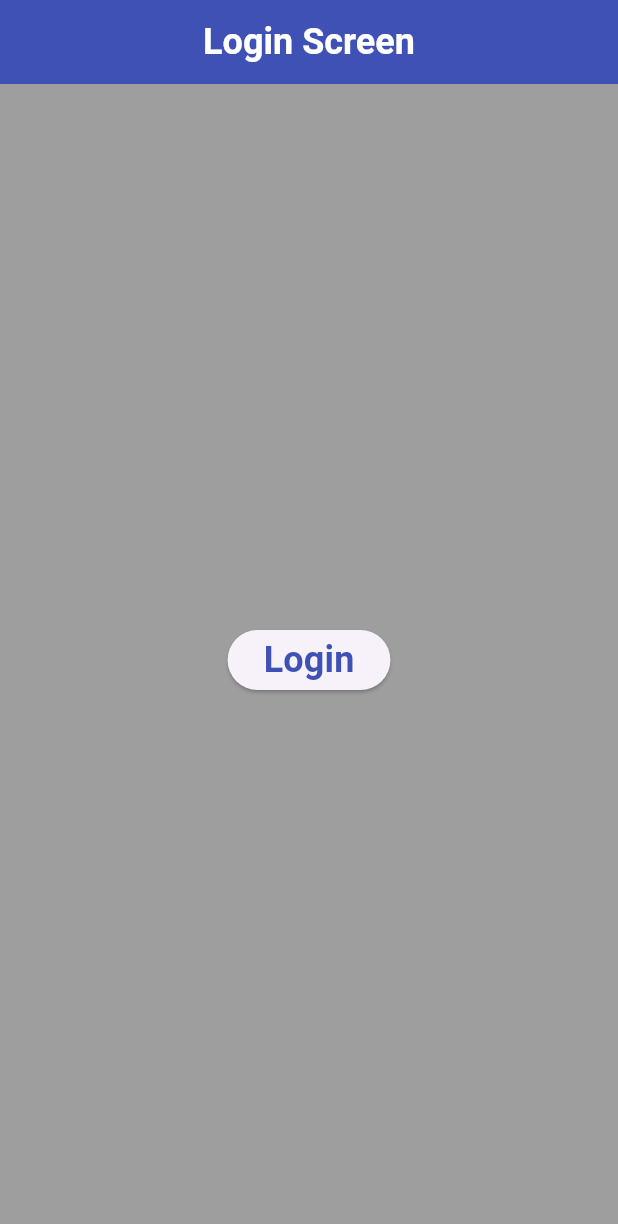
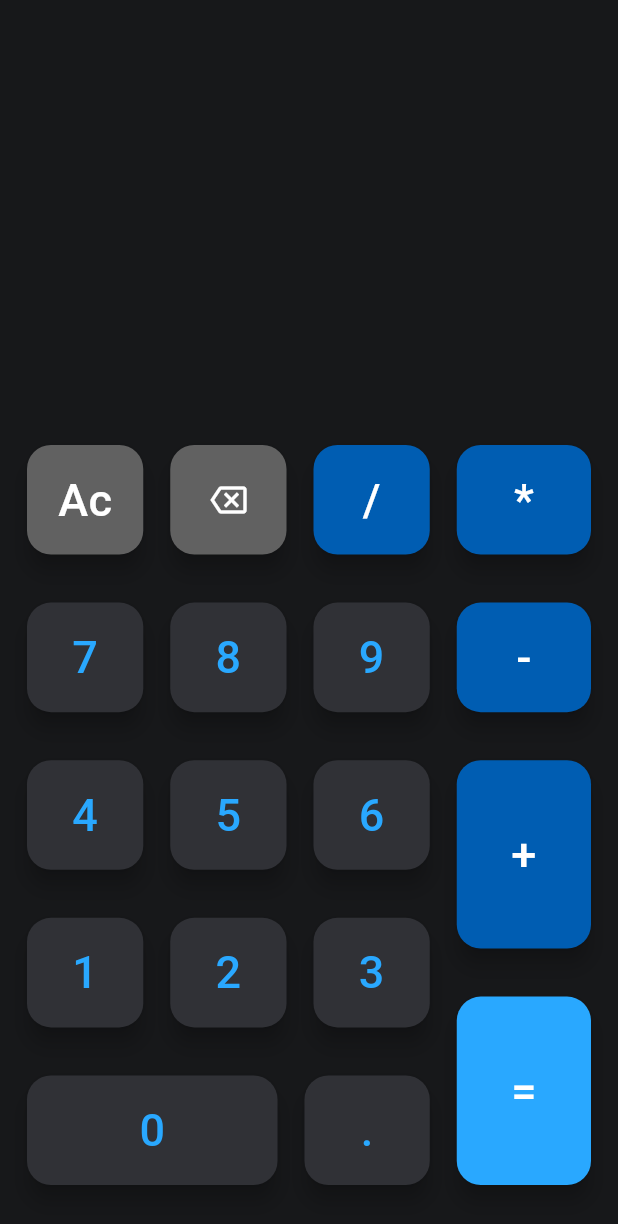
Before and after one commit to yousef-ELHMISI/Route-Tasks, a Flutter app: the screen it shows after launch, on a phone screen of 412 x 824 dp. Shown: the top 1224 px of the screen. Run offline on Flutter 3.47's test engine with Material 3 defaults, Android fonts, the phone set to English and light mode, and no system bars; our stand-ins replace flutter_svg.

Commit message:
Add Calculator and Counter screens and update main application entry point
- Implement `CalculatorScreen`, `CalculatorBottun`, and `CalculatorColors` in `lib/screens/Sessions tasks/session 3/calculator/` with arithmetic operation logic and custom button styling.
- Add `CounterScreen` widget in `lib/screens/Sessions tasks/session 3/` featuring simple increment state management.
- Add stub `SplashScreen` widget in `lib/screens/Task 2 Facebook Screen/`.
- Update `lib/main.dart` to set `CalculatorScreen` as the app home widget.

```diff
--- /dev/null
+++ b/lib/screens/Sessions tasks/session 3/calculator/calculator_bottun.dart
@@ -0,0 +1,48 @@
+import 'package:first_flutter_app/screens/Sessions%20tasks/session%203/calculator/calculator_colors.dart';
+import 'package:flutter/cupertino.dart';
+import 'package:flutter/material.dart';
+
+typedef OnButtonClick = void Function(String);
+class CalculatorBottun extends StatelessWidget {
+  int? flex;
+  Color? backgroundCloro;
+  Color? textColor;
+  String text;
+  bool isIcon;
+  Widget? item;
+  OnButtonClick onButtonClick ;
+
+  CalculatorBottun({this.flex , this.backgroundCloro,
+    this.textColor,required this.text, this.isIcon=false, this.item,
+    required this.onButtonClick
+  });
+
+  @override
+  Widget build(BuildContext context) {
+    return Expanded(
+      flex: flex ?? 1,
+      child: Padding(
+        padding: const EdgeInsets.symmetric(
+          vertical: 16,
+        ),
+        child: FloatingActionButton(
+          backgroundColor: backgroundCloro ?? CalculatorColors.darkGreyColor,
+            shape: RoundedRectangleBorder(
+              borderRadius: BorderRadius.circular(16)
+            ),
+            onPressed: () {
+            //Todo: click => calling
+              onButtonClick(text);
+            },
+            child: isIcon ? item:
+            Text( text,
+          style: TextStyle(
+            fontWeight: FontWeight.w500,
+            fontSize: 30,
+            color: textColor ?? CalculatorColors.lightBlueColor
+          ),
+        )),
+      ),
+    );
+  }
+}
--- /dev/null
+++ b/lib/screens/Sessions tasks/session 3/calculator/calculator_colors.dart
@@ -0,0 +1,11 @@
+import 'package:flutter/material.dart';
+
+class CalculatorColors {
+  static const Color whiteColor = Color(0XFFFFFFFF);
+  static const Color blackColor = Color(0XFF17181A);
+  static const Color darkBlueColor = Color(0XFF005DB2);
+  static const Color lightBlueColor = Color(0XFF29A8FF);
+  static const Color darkGreyColor = Color(0XFF303136);
+  static const Color lightGreyColor = Color(0XFF616161);
+  static const Color transparentColor = Color(0X00000000);
+}
--- /dev/null
+++ b/lib/screens/Sessions tasks/session 3/calculator/calculator_screen.dart
@@ -0,0 +1,249 @@
+import 'package:first_flutter_app/screens/Sessions%20tasks/session%203/calculator/calculator_bottun.dart';
+import 'package:first_flutter_app/screens/Sessions%20tasks/session%203/calculator/calculator_colors.dart';
+import 'package:flutter/cupertino.dart';
+import 'package:flutter/material.dart';
+
+class CalculatorScreen extends StatefulWidget {
+  static const String routeName = 'calculator_screen';
+  CalculatorScreen({Key? Key}) : super(key: Key);
+
+  @override
+  State<CalculatorScreen> createState() => _CalculatorScreenState();
+}
+
+class _CalculatorScreenState extends State<CalculatorScreen> {
+  String resText = '' ;
+
+  @override
+  Widget build(BuildContext context) {
+    return Scaffold(
+      backgroundColor: CalculatorColors.blackColor,
+      body: SafeArea(
+        child: Padding(
+          padding: const EdgeInsets.all(18.0),
+          child: Column(
+            children: [
+              Expanded(
+                child: Container(
+                  alignment: Alignment.centerRight,
+                  child: Text(
+                    resText,
+                    style: TextStyle(
+                      fontSize: 30,
+                      fontWeight: FontWeight.w500,
+                      color: CalculatorColors.whiteColor,
+                    ),
+                  ),
+                ),
+              ),
+              Expanded(
+                flex: 2,
+                child: Row(
+                  spacing: 18,
+                  children: [
+                    Expanded(
+                      flex: 3,
+                      child: Column(
+                        children: [
+                          Expanded(
+                            child: Row(
+                              crossAxisAlignment: CrossAxisAlignment.stretch,
+                              spacing: 18,
+                              children: [
+                                CalculatorBottun(backgroundCloro: CalculatorColors.lightGreyColor,
+                                  textColor: CalculatorColors.whiteColor,
+                                  text: 'Ac',onButtonClick: onClear,),
+                                CalculatorBottun(backgroundCloro: CalculatorColors.lightGreyColor,
+                                  textColor: CalculatorColors.whiteColor,
+                                  text: '<',
+                                  isIcon: true,
+                                  onButtonClick: onBackSpace,
+                                  item: Icon(Icons.backspace_outlined,
+                                  color: CalculatorColors.whiteColor,
+                                  ),
+                                ),
+                                CalculatorBottun(
+                                    onButtonClick: onOperatorClick,
+                                    backgroundCloro: CalculatorColors.darkBlueColor,
+                                    text: '/',
+                                    textColor: CalculatorColors.whiteColor),
+                              ],
+                            ),
+                          ),
+                          Expanded(
+                            child: Row(
+                              crossAxisAlignment: CrossAxisAlignment.stretch,
+                              spacing: 18,
+                              children: [
+                                CalculatorBottun(
+                                  onButtonClick: onDigitClick,
+                                  text: '7',),
+                                CalculatorBottun( text: '8',
+                                  onButtonClick: onDigitClick,),
+                                CalculatorBottun(text: '9',
+                                  onButtonClick: onDigitClick,),
+                              ],
+                            ),
+                          ),
+                          Expanded(
+                            child: Row(
+                              crossAxisAlignment: CrossAxisAlignment.stretch,
+                              spacing: 18,
+                              children: [
+                                CalculatorBottun( text: '4',
+                                  onButtonClick: onDigitClick,),
+                                CalculatorBottun( text: '5',onButtonClick: onDigitClick,),
+                                CalculatorBottun(text: '6',onButtonClick: onDigitClick,),
+                              ],
+                            ),
+                          ),
+                          Expanded(
+                            child: Row(
+                              crossAxisAlignment: CrossAxisAlignment.stretch,
+                              spacing: 18,
+                              children: [
+                                CalculatorBottun( text: '1',onButtonClick: onDigitClick,),
+                                CalculatorBottun( text: '2',onButtonClick: onDigitClick,),
+                                CalculatorBottun( text: '3',onButtonClick: onDigitClick,),
+                              ],
+                            ),
+                          ),
+                          Expanded(
+                            child: Row(
+                              crossAxisAlignment: CrossAxisAlignment.stretch,
+                              spacing: 18,
+                              children: [
+                                CalculatorBottun( flex: 2, text: '0',onButtonClick: onDigitClick,),
+                                CalculatorBottun( flex: 1 ,text: '.',onButtonClick: onDigitClick,),
+                              ],
+                            ),
+                          ),
+                        ],
+                      ),
+                    ),
+                    Expanded(
+                      child: Column(
+                        crossAxisAlignment: CrossAxisAlignment.stretch,
+                        children: [
+                          CalculatorBottun(
+                            onButtonClick: onOperatorClick,
+                            text: '*',
+                            flex: 2,
+                            backgroundCloro: CalculatorColors.darkBlueColor,
+                            textColor: CalculatorColors.whiteColor,
+                          ),
+                          CalculatorBottun(
+                            onButtonClick: onOperatorClick,
+                            text: '-',
+                            flex: 2,
+                            backgroundCloro: CalculatorColors.darkBlueColor,
+                            textColor: CalculatorColors.whiteColor,
+                          ),
+                          CalculatorBottun(
+                            onButtonClick: onOperatorClick,
+                            text: '+',
+                            flex: 3,
+                            backgroundCloro: CalculatorColors.darkBlueColor,
+                            textColor: CalculatorColors.whiteColor,
+                          ),
+                          CalculatorBottun(
+                            onButtonClick: onEqual,
+                            text: '=',
+                             flex: 3,
+                            backgroundCloro: CalculatorColors.lightBlueColor,
+                            textColor: CalculatorColors.whiteColor,
+                          ),
+                        ],
+                      ),
+                    ),
+                  ],
+                ),
+              ),
+            ],
+          ),
+        ),
+      ),
+    );
+  }
+
+  //Todo: digits
+  void onDigitClick(String text) {
+    if (text == '.' && resText.contains('.')) {
+      return;
+    }
+    resText += text;
+    setState(() {
+
+    });
+  }
+
+  //Todo: operator
+  String lhs ='';
+  String operator ='';
+  void onOperatorClick(String operatorClick) {
+    if(operator.isEmpty) {
+    lhs = resText;
+
+    } else {
+      String rhs = resText;
+      lhs = calculate(lhs,operator,rhs);
+
+
+    }
+    operator = operatorClick;
+    resText ='';
+    setState(() {
+
+    });
+  }
+  String calculate(String lhs, String operator, String rhs) {
+    double num1 = double.parse(lhs);
+    double num2 = double.parse(rhs);
+    double res = 0.0;
+    if(operator == '+') {
+      res = num1 + num2 ;
+    } else if (operator == '-') {
+      res = num1 - num2;
+    } else if (operator == '*') {
+      res = num1 * num2 ;
+    } else if (operator == '/') {
+      res = num1 / num2;
+    }
+    return res.toString();
+  }
+
+  //Todo: equal
+  void onEqual(String text){
+    String rhs = resText;
+    resText= calculate(lhs, operator, rhs);
+    lhs ='';
+    operator='';
+    setState(() {
+
+    });
+  }
+
+  //Todo: clear
+  void onClear(String text){
+    lhs='';
+    operator='';
+    resText='';
+    setState(() {
+
+    });
+  }
+
+  //Todo: backspace
+  void onBackSpace(String text) {
+    if(resText.isEmpty) {
+      return;
+    }
+    resText = resText.substring(0,resText.length-1);
+    setState(() {
+
+    });
+  }
+
+
+
+}
```
Also changed, not shown: lib/main.dart (+8 -6 lines), lib/screens/Sessions tasks/session 3/counter_screen.dart (added, +90 -0 lines), lib/screens/Task 2 Facebook Screen/splash_screen.dart (added, +13 -0 lines), lib/screens/Task 2 Facebook Screen/base_screen_face.dart (deleted).
